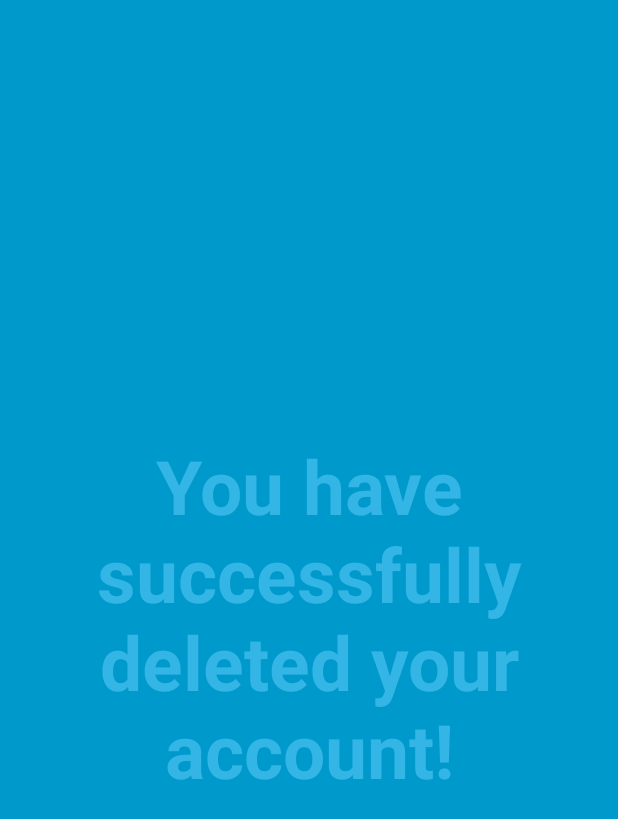
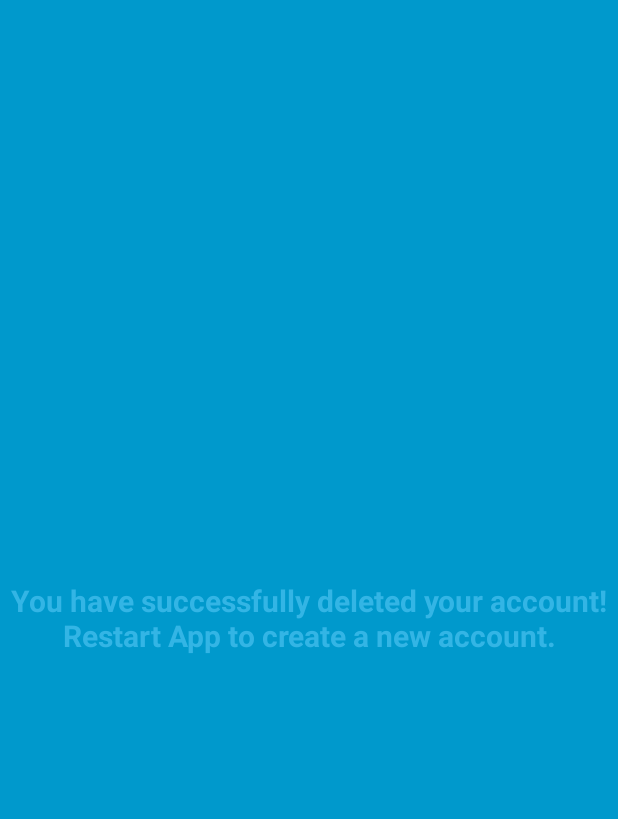
Before and after one commit to aashishsingh2k/TransportationApp, an Android app: the DeleteActivity screen opened directly, with no data from a screen before it, on a phone screen of 412 x 824 dp. Shown: the top 819 px of the screen. Run offline under Robolectric (Android 15) with nearby library versions, the phone set to English and light mode, and no system bars; libraries missing offline, so code that uses them is left out: com.amazonaws.mobile, com.amazonaws.mobileconnectors; 5 statements that could not run were skipped.

Commit message:
comit 3-00am 23rd april

```diff
--- a/app/src/main/java/pkali/transportationapp/LoginAndMenu/DeleteActivity.java
+++ b/app/src/main/java/pkali/transportationapp/LoginAndMenu/DeleteActivity.java
@@ -111,7 +111,7 @@ public class DeleteActivity extends AppCompatActivity {
         // Upon interacting with UI controls, delay any scheduled hide()
         // operations to prevent the jarring behavior of controls going away
         // while interacting with the UI.
-        findViewById(R.id.dummy_button).setOnTouchListener(mDelayHideTouchListener);
+        //findViewById(R.id.dummy_button).setOnTouchListener(mDelayHideTouchListener);
         AWSConfiguration ac = new AWSConfiguration(getApplicationContext());
         CognitoUserPool cup = new CognitoUserPool(getApplicationContext(), ac);
         user = cup.getCurrentUser();
--- a/app/src/main/java/pkali/transportationapp/LoginAndMenu/SignOutActivity.java
+++ b/app/src/main/java/pkali/transportationapp/LoginAndMenu/SignOutActivity.java
@@ -108,7 +108,7 @@ public class SignOutActivity extends AppCompatActivity {
         // Upon interacting with UI controls, delay any scheduled hide()
         // operations to prevent the jarring behavior of controls going away
         // while interacting with the UI.
-        findViewById(R.id.dummy_button).setOnTouchListener(mDelayHideTouchListener);
+        //findViewById(R.id.dummy_button).setOnTouchListener(mDelayHideTouchListener);
         /*Intent i = getBaseContext().getPackageManager()
                 .getLaunchIntentForPackage( getBaseContext().getPackageName() );
         i.addFlags(Intent.FLAG_ACTIVITY_CLEAR_TOP);
--- a/app/src/main/res/layout/activity_delete.xml
+++ b/app/src/main/res/layout/activity_delete.xml
@@ -14,9 +14,9 @@
         android:layout_height="match_parent"
         android:gravity="center"
         android:keepScreenOn="true"
-        android:text="You have successfully deleted your account!"
+        android:text="You have successfully deleted your account! Restart App to create a new account."
         android:textColor="#33b5e5"
-        android:textSize="50sp"
+        android:textSize="20sp"
         android:textStyle="bold" />
 
     <!-- This FrameLayout insets its children based on system windows using
@@ -36,13 +36,6 @@
             android:orientation="horizontal"
             tools:ignore="UselessParent">
 
-            <Button
-                android:id="@+id/dummy_button"
-                style="?metaButtonBarButtonStyle"
-                android:layout_width="0dp"
-                android:layout_height="wrap_content"
-                android:layout_weight="1"
-                android:text="@string/dummy_button" />
 
         </LinearLayout>
     </FrameLayout>
--- a/app/src/main/res/layout/activity_sign_out.xml
+++ b/app/src/main/res/layout/activity_sign_out.xml
@@ -15,9 +15,9 @@
         android:layout_height="match_parent"
         android:gravity="center"
         android:keepScreenOn="true"
-        android:text="you have signed out successfully!"
+        android:text="you have signed out successfully! Restart app to sign back in."
         android:textColor="#33b5e5"
-        android:textSize="50sp"
+        android:textSize="20sp"
         android:textStyle="bold" />
 
     <!-- This FrameLayout insets its children based on system windows using
```
